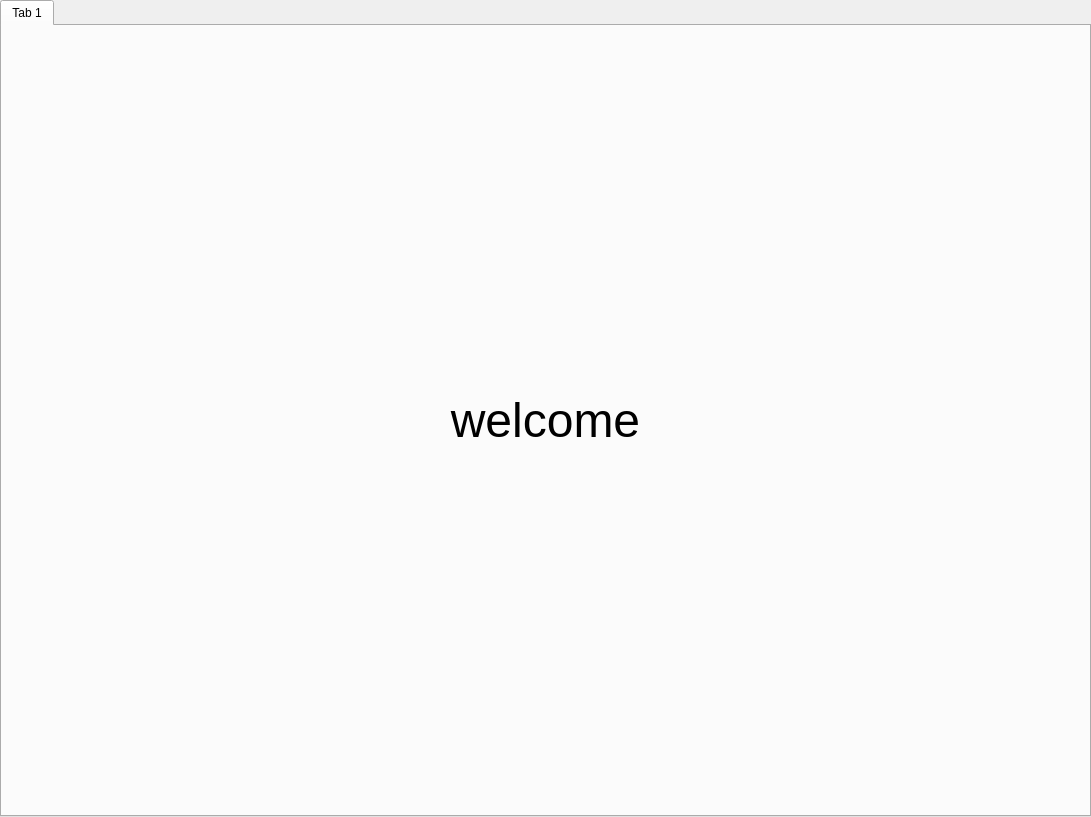
First picture: the form in UI/ui/ui_tabWidget_container.ui, repository ljt930ttl/PyRDM, before the edit.
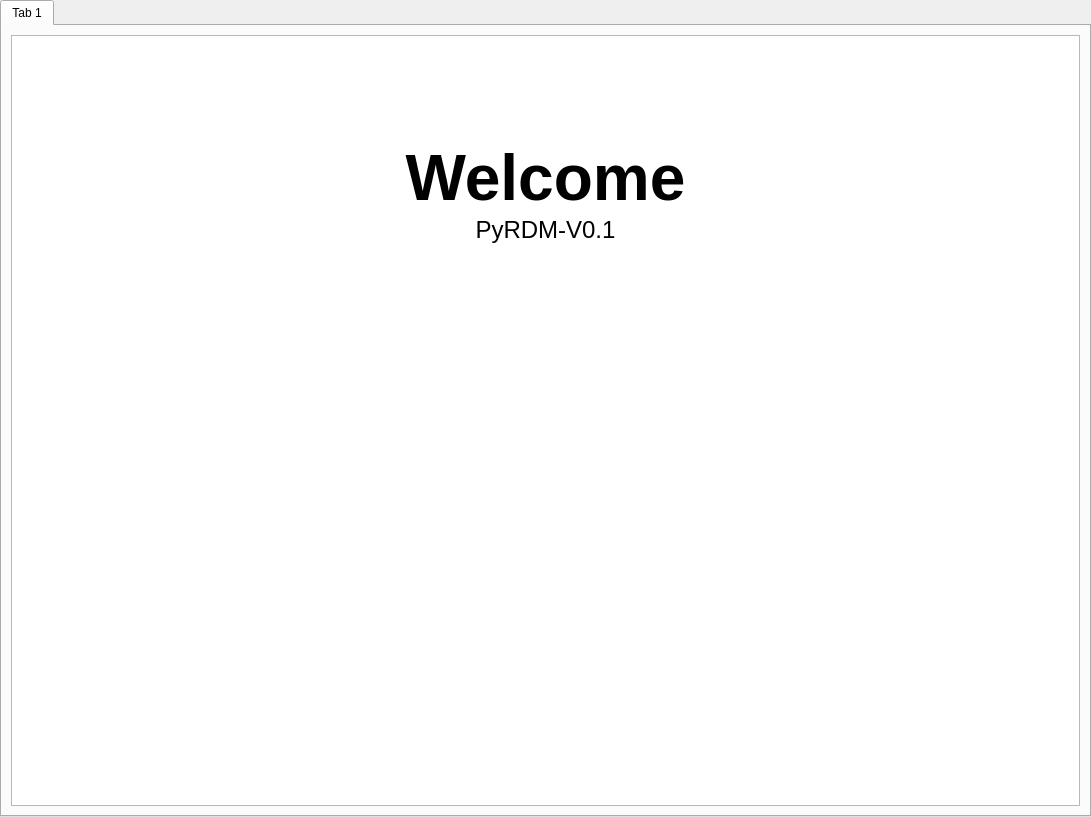
Second picture: the form after the edit.

Patch:
```diff
--- a/UI/ui/ui_tabWidget_container.ui
+++ b/UI/ui/ui_tabWidget_container.ui
@@ -64,18 +64,17 @@
         <widget class="QWidget" name="widget" native="true">
          <layout class="QGridLayout" name="gridLayout">
           <item row="0" column="0">
-           <widget class="QLabel" name="label">
-            <property name="font">
-             <font>
-              <family>Arial</family>
-              <pointsize>36</pointsize>
-             </font>
-            </property>
-            <property name="text">
-             <string>welcome</string>
-            </property>
-            <property name="alignment">
-             <set>Qt::AlignCenter</set>
+           <widget class="QTextBrowser" name="textBrowser">
+            <property name="html">
+             <string>&lt;!DOCTYPE HTML PUBLIC &quot;-//W3C//DTD HTML 4.0//EN&quot; &quot;http://www.w3.org/TR/REC-html40/strict.dtd&quot;&gt;
+&lt;html&gt;&lt;head&gt;&lt;meta name=&quot;qrichtext&quot; content=&quot;1&quot; /&gt;&lt;style type=&quot;text/css&quot;&gt;
+p, li { white-space: pre-wrap; }
+&lt;/style&gt;&lt;/head&gt;&lt;body style=&quot; font-family:'SimSun'; font-size:9pt; font-weight:400; font-style:normal;&quot;&gt;
+&lt;p align=&quot;center&quot; style=&quot;-qt-paragraph-type:empty; margin-top:0px; margin-bottom:0px; margin-left:0px; margin-right:0px; -qt-block-indent:0; text-indent:0px;&quot;&gt;&lt;br /&gt;&lt;/p&gt;
+&lt;p align=&quot;center&quot; style=&quot;-qt-paragraph-type:empty; margin-top:0px; margin-bottom:0px; margin-left:0px; margin-right:0px; -qt-block-indent:0; text-indent:0px;&quot;&gt;&lt;br /&gt;&lt;/p&gt;
+&lt;p align=&quot;center&quot; style=&quot;-qt-paragraph-type:empty; margin-top:0px; margin-bottom:0px; margin-left:0px; margin-right:0px; -qt-block-indent:0; text-indent:0px; font-size:48pt; font-weight:600;&quot;&gt;&lt;br /&gt;&lt;/p&gt;
+&lt;p align=&quot;center&quot; style=&quot; margin-top:0px; margin-bottom:0px; margin-left:0px; margin-right:0px; -qt-block-indent:0; text-indent:0px;&quot;&gt;&lt;span style=&quot; font-size:48pt; font-weight:600;&quot;&gt;Welcome&lt;/span&gt;&lt;/p&gt;
+&lt;p align=&quot;center&quot; style=&quot; margin-top:0px; margin-bottom:0px; margin-left:0px; margin-right:0px; -qt-block-indent:0; text-indent:0px;&quot;&gt;&lt;span style=&quot; font-size:18pt;&quot;&gt;PyRDM-V0.1&lt;/span&gt;&lt;/p&gt;&lt;/body&gt;&lt;/html&gt;</string>
             </property>
            </widget>
           </item>
```
Left out of the diff: 22 changed lines with no effect on the pictures.
